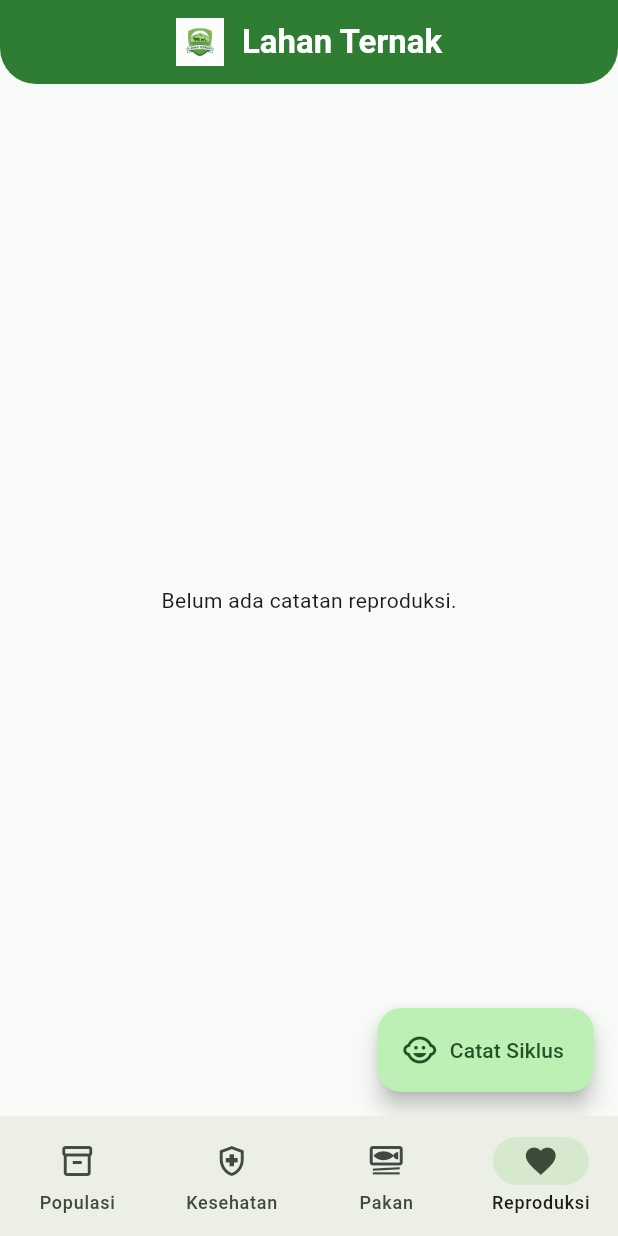
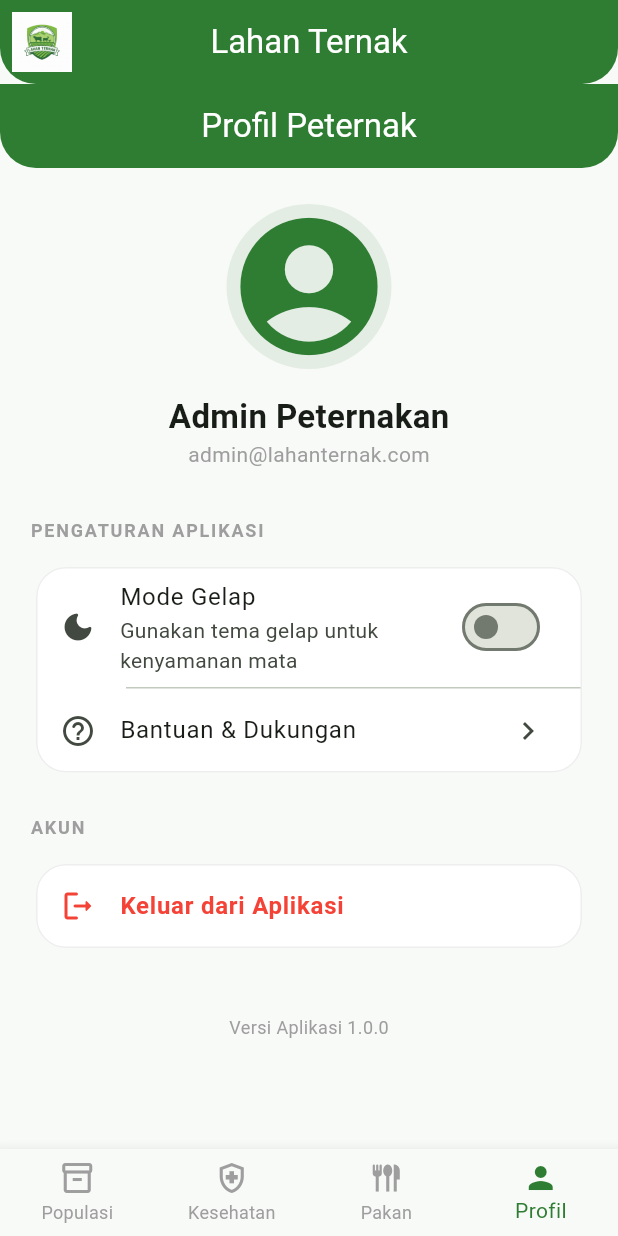
Before and after one commit to GeraldusCiterTeja/Lahan_Ternak, a Flutter app: the screen it shows after launch, item 4 of the bottom bar chosen, on a phone screen of 412 x 824 dp. Run offline on Flutter 3.47's test engine with Material 3 defaults, Android fonts, the light colour scheme and no system bars; network calls fail.

Commit message:
Menambahkan fitur profil

```diff
--- a/lib/main.dart
+++ b/lib/main.dart
@@ -5,22 +5,41 @@ void main() {
   runApp(const LahanTernakApp());
 }
 
-class LahanTernakApp extends StatelessWidget {
+class LahanTernakApp extends StatefulWidget {
   const LahanTernakApp({super.key});
+
+  static _LahanTernakAppState? of(BuildContext context) =>
+      context.findAncestorStateOfType<_LahanTernakAppState>();
+
+  @override
+  State<LahanTernakApp> createState() => _LahanTernakAppState();
+}
+
+class _LahanTernakAppState extends State<LahanTernakApp> {
+  ThemeMode _themeMode = ThemeMode.light;
+
+  void changeTheme(ThemeMode themeMode) {
+    setState(() {
+      _themeMode = themeMode;
+    });
+  }
 
   @override
   Widget build(BuildContext context) {
     return MaterialApp(
       title: 'Lahan Ternak App',
       debugShowCheckedModeBanner: false,
+
+      // --- TEMA TERANG (Light Theme) ---
       theme: ThemeData(
         useMaterial3: true,
         colorScheme: ColorScheme.fromSeed(
           seedColor: const Color(0xFF2E7D32),
           primary: const Color(0xFF2E7D32),
           surface: const Color(0xFFF8FAF8),
+          brightness: Brightness.light,
         ),
-        // PERBAIKAN: Menggunakan CardThemeData, bukan CardTheme
+        // PERBAIKAN: Gunakan CardThemeData di sini
         cardTheme: CardThemeData(
           elevation: 0,
           shape: RoundedRectangleBorder(
@@ -39,6 +58,33 @@ class LahanTernakApp extends StatelessWidget {
           ),
         ),
       ),
+
+      // --- TEMA GELAP (Dark Theme) ---
+      darkTheme: ThemeData(
+        useMaterial3: true,
+        colorScheme: ColorScheme.fromSeed(
+          seedColor: const Color(0xFF2E7D32),
+          brightness: Brightness.dark,
+        ),
+        // PERBAIKAN: Gunakan CardThemeData di sini
+        cardTheme: CardThemeData(
+          elevation: 0,
+          shape: RoundedRectangleBorder(
+            borderRadius: BorderRadius.circular(20),
+            side: const BorderSide(color: Colors.white10),
+          ),
+          color: const Color(0xFF1E1E1E), // Warna card di mode gelap
+        ),
+        appBarTheme: const AppBarTheme(
+          centerTitle: true,
+          elevation: 0,
+          shape: RoundedRectangleBorder(
+            borderRadius: BorderRadius.vertical(bottom: Radius.circular(24)),
+          ),
+        ),
+      ),
+
+      themeMode: _themeMode,
       home: const DashboardScreen(),
     );
   }
--- a/lib/screens/dashboard_screen.dart
+++ b/lib/screens/dashboard_screen.dart
@@ -3,6 +3,7 @@ import 'ternak_list_screen.dart';
 import 'kesehatan_list_screen.dart';
 import 'pakan_list_screen.dart';
 import 'reproduksi_list_screen.dart';
+import 'profile_screen.dart'; // IMPORT WAJIB
 
 class DashboardScreen extends StatefulWidget {
   const DashboardScreen({super.key});
@@ -14,54 +15,57 @@ class DashboardScreen extends StatefulWidget {
 class _DashboardScreenState extends State<DashboardScreen> {
   int _selectedIndex = 0;
 
+  // Daftar layar yang akan ditampilkan sesuai urutan tab
   final List<Widget> _screens = [
     const TernakListScreen(),
     const KesehatanListScreen(),
     const PakanListScreen(),
-    const ReproduksiListScreen(),
+    const ProfileScreen(), // DAFTARKAN DI SINI (Index 3)
   ];
 
   @override
   Widget build(BuildContext context) {
     return Scaffold(
       appBar: AppBar(
-        title: Row(
-          mainAxisSize: MainAxisSize.min,
-          children: [
-            Image.asset(
-              'assets/logo_app.png',
-              height: 32,
-              errorBuilder: (context, error, stackTrace) => const Icon(Icons.pets),
-            ),
-            const SizedBox(width: 12),
-            const Text("Lahan Ternak", style: TextStyle(fontWeight: FontWeight.bold)),
-          ],
+        title: const Text('Lahan Ternak'),
+        // Logo kecil di AppBar jika diinginkan
+        leading: Padding(
+          padding: const EdgeInsets.all(8.0),
+          child: Image.asset('assets/logo_app.png', errorBuilder: (c, e, s) => const Icon(Icons.pets)),
         ),
       ),
-      body: _screens[_selectedIndex],
-      bottomNavigationBar: NavigationBar(
-        selectedIndex: _selectedIndex,
-        onDestinationSelected: (index) => setState(() => _selectedIndex = index),
-        destinations: const [
-          NavigationDestination(
+      body: _screens[_selectedIndex], // Menampilkan layar berdasarkan index
+
+      bottomNavigationBar: BottomNavigationBar(
+        currentIndex: _selectedIndex,
+        onTap: (index) {
+          setState(() {
+            _selectedIndex = index;
+          });
+        },
+        type: BottomNavigationBarType.fixed, // Agar label selalu muncul
+        selectedItemColor: const Color(0xFF2E7D32),
+        unselectedItemColor: Colors.grey,
+        items: const [
+          BottomNavigationBarItem(
             icon: Icon(Icons.inventory_2_outlined),
-            selectedIcon: Icon(Icons.inventory_2),
-            label: 'Populasi'
+            activeIcon: Icon(Icons.inventory_2),
+            label: 'Populasi',
           ),
-          NavigationDestination(
+          BottomNavigationBarItem(
             icon: Icon(Icons.health_and_safety_outlined),
-            selectedIcon: Icon(Icons.health_and_safety),
-            label: 'Kesehatan'
+            activeIcon: Icon(Icons.health_and_safety),
+            label: 'Kesehatan',
           ),
-          NavigationDestination(
-            icon: Icon(Icons.set_meal_outlined),
-            selectedIcon: Icon(Icons.set_meal),
-            label: 'Pakan'
+          BottomNavigationBarItem(
+            icon: Icon(Icons.flatware_outlined),
+            activeIcon: Icon(Icons.flatware),
+            label: 'Pakan',
           ),
-          NavigationDestination(
-            icon: Icon(Icons.favorite_border),
-            selectedIcon: Icon(Icons.favorite),
-            label: 'Reproduksi'
+          BottomNavigationBarItem(
+            icon: Icon(Icons.person_outline),
+            activeIcon: Icon(Icons.person),
+            label: 'Profil', // TAB PROFIL
           ),
         ],
       ),
--- /dev/null
+++ b/lib/screens/profile_screen.dart
@@ -0,0 +1,167 @@
+import 'package:flutter/material.dart';
+import '../main.dart'; // Import main.dart untuk akses fungsi changeTheme
+
+class ProfileScreen extends StatefulWidget {
+  const ProfileScreen({super.key});
+
+  @override
+  State<ProfileScreen> createState() => _ProfileScreenState();
+}
+
+class _ProfileScreenState extends State<ProfileScreen> {
+  // Inisialisasi status mode gelap berdasarkan tema aplikasi saat ini
+  bool _isDarkMode = false;
+
+  @override
+  void didChangeDependencies() {
+    super.didChangeDependencies();
+    // Mengecek apakah tema saat ini adalah gelap atau terang
+    _isDarkMode = Theme.of(context).brightness == Brightness.dark;
+  }
+
+  void _handleLogout() {
+    showDialog(
+      context: context,
+      builder: (context) => AlertDialog(
+        shape: RoundedRectangleBorder(borderRadius: BorderRadius.circular(20)),
+        title: const Text("Logout Akun"),
+        content: const Text("Apakah Anda yakin ingin keluar dari aplikasi Lahan Ternak?"),
+        actions: [
+          TextButton(
+            onPressed: () => Navigator.pop(context),
+            child: const Text("Batal", style: TextStyle(color: Colors.grey)),
+          ),
+          ElevatedButton(
+            style: ElevatedButton.styleFrom(
+              backgroundColor: Colors.red,
+              foregroundColor: Colors.white,
+              shape: RoundedRectangleBorder(borderRadius: BorderRadius.circular(10)),
+            ),
+            onPressed: () {
+              Navigator.pop(context); // Tutup dialog
+              // Logika logout: Untuk saat ini hanya menampilkan pesan
+              ScaffoldMessenger.of(context).showSnackBar(
+                const SnackBar(
+                  content: Text("Berhasil keluar dari akun."),
+                  behavior: SnackBarBehavior.floating,
+                ),
+              );
+              // Anda bisa menambahkan navigasi ke LoginScreen di sini jika sudah ada
+            },
+            child: const Text("Keluar"),
+          ),
+        ],
+      ),
+    );
+  }
+
+  @override
+  Widget build(BuildContext context) {
+    return Scaffold(
+      appBar: AppBar(
+        title: const Text("Profil Peternak"),
+      ),
+      body: ListView(
+        padding: const EdgeInsets.symmetric(horizontal: 20, vertical: 24),
+        children: [
+          // Bagian Header Profil
+          Center(
+            child: Column(
+              children: [
+                CircleAvatar(
+                  radius: 55,
+                  backgroundColor: Theme.of(context).colorScheme.primary.withOpacity(0.1),
+                  child: Icon(
+                    Icons.account_circle_rounded,
+                    size: 110,
+                    color: Theme.of(context).colorScheme.primary
+                  ),
+                ),
+                const SizedBox(height: 16),
+                const Text(
+                  "Admin Peternakan",
+                  style: TextStyle(fontSize: 22, fontWeight: FontWeight.bold),
+                ),
+                const Text(
+                  "admin@lahanternak.com",
+                  style: TextStyle(color: Colors.grey, fontSize: 14),
+                ),
+              ],
+            ),
+          ),
+          const SizedBox(height: 32),
+
+          // Judul Seksi Pengaturan
+          const Text(
+            "PENGATURAN APLIKASI",
+            style: TextStyle(fontSize: 12, fontWeight: FontWeight.bold, letterSpacing: 1.2, color: Colors.grey),
+          ),
+          const SizedBox(height: 12),
+
+          // Card Pengaturan
+          Card(
+            child: Column(
+              children: [
+                // Switch Mode Gelap
+                SwitchListTile(
+                  secondary: const Icon(Icons.dark_mode_rounded),
+                  title: const Text("Mode Gelap"),
+                  subtitle: const Text("Gunakan tema gelap untuk kenyamanan mata"),
+                  value: _isDarkMode,
+                  onChanged: (bool value) {
+                    setState(() {
+                      _isDarkMode = value;
+                    });
+                    // Memanggil fungsi changeTheme di main.dart
+                    LahanTernakApp.of(context)?.changeTheme(
+                      value ? ThemeMode.dark : ThemeMode.light
+                    );
+                  },
+                ),
+                const Divider(height: 1, indent: 60),
+                // Bantuan
+                ListTile(
+                  leading: const Icon(Icons.help_outline_rounded),
+                  title: const Text("Bantuan & Dukungan"),
+                  trailing: const Icon(Icons.chevron_right),
+                  onTap: () {
+                    // Fitur bantuan
+                  },
+                ),
+              ],
+            ),
+          ),
+
+          const SizedBox(height: 24),
+
+          // Judul Seksi Akun
+          const Text(
+            "AKUN",
+            style: TextStyle(fontSize: 12, fontWeight: FontWeight.bold, letterSpacing: 1.2, color: Colors.grey),
+          ),
+          const SizedBox(height: 12),
+
+          // Card Logout
+          Card(
+            child: ListTile(
+              leading: const Icon(Icons.logout_rounded, color: Colors.red),
+              title: const Text(
+                "Keluar dari Aplikasi",
+                style: TextStyle(color: Colors.red, fontWeight: FontWeight.bold)
+              ),
+              onTap: _handleLogout,
+            ),
+          ),
+
+          const SizedBox(height: 40),
+          const Center(
+            child: Text(
+              "Versi Aplikasi 1.0.0",
+              style: TextStyle(color: Colors.grey, fontSize: 12),
+            ),
+          ),
+        ],
+      ),
+    );
+  }
+}
```
Also changed, not shown: lib/screens/ternak_list_screen.dart (+31 -39 lines), 1 other file.
